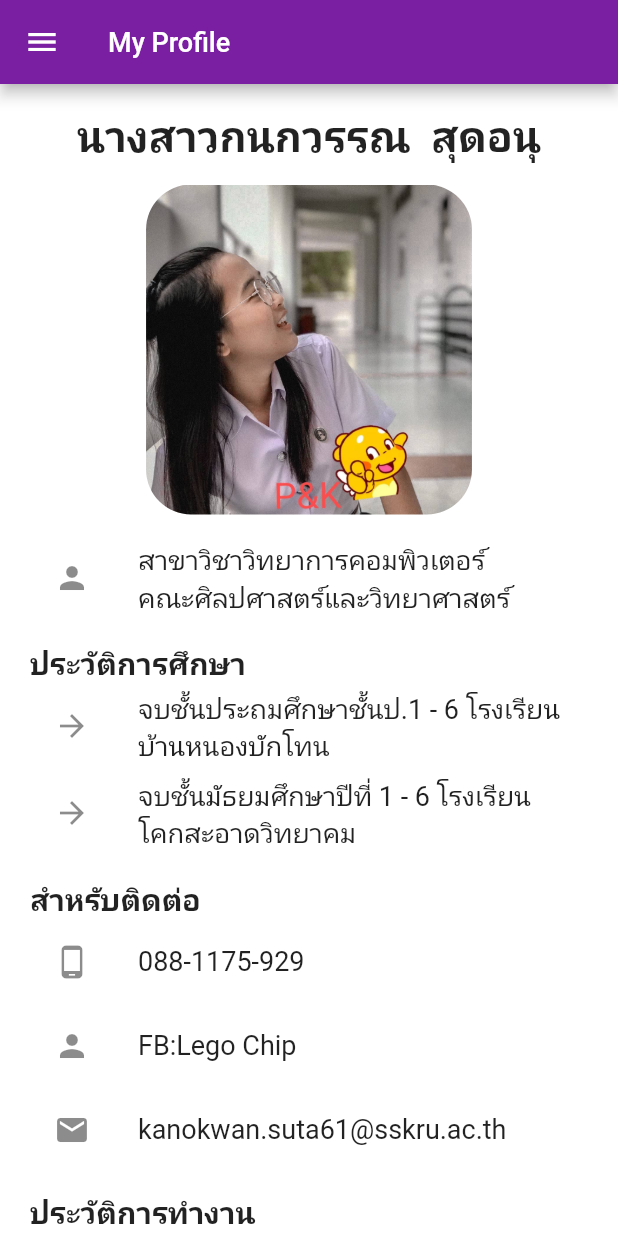
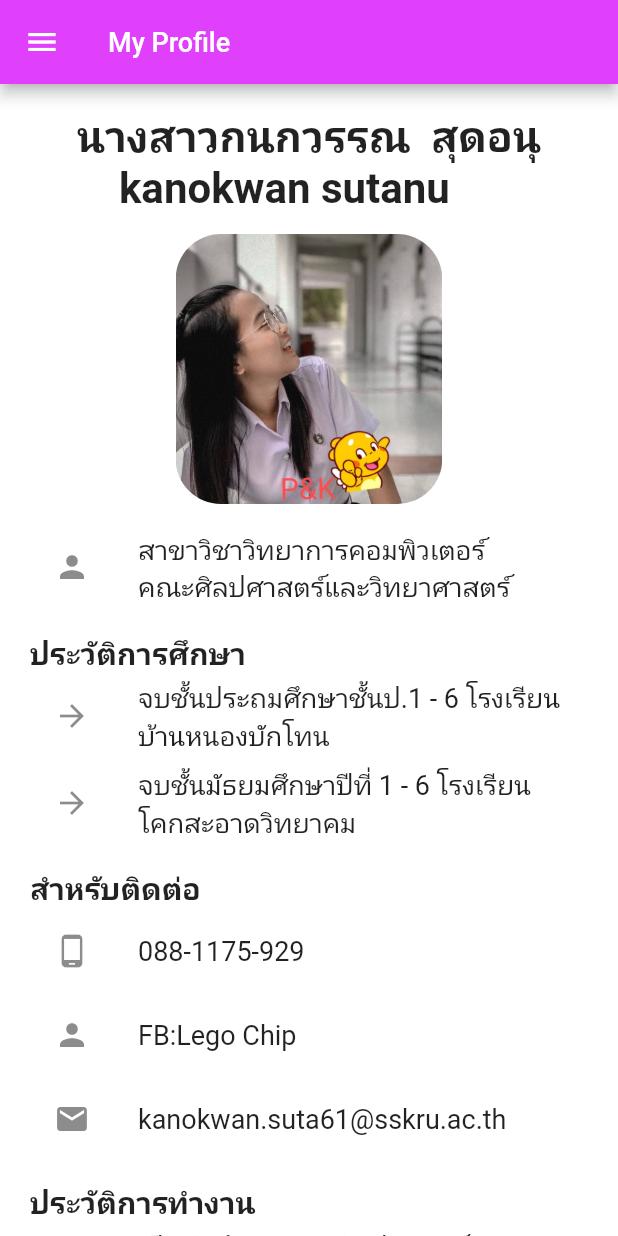
Before and after one commit to kanokwan112/NewsDemo, a Flutter app: the MyProfile screen opened directly, on a phone screen of 412 x 824 dp. Run offline on Flutter 3.47's test engine with Material 2 defaults, Android fonts, the phone set to English and light mode, and no system bars; our stand-ins replace flutter_svg, google_fonts; Roboto replaces fonts that are missing (Kanit, Prompt).

Commit message:
News Demo

```diff
--- a/lib/drawer_menu.dart
+++ b/lib/drawer_menu.dart
@@ -1,6 +1,5 @@
 import 'package:flutter/material.dart';
-import 'package:News/Screens/Signup/components/body.dart';
-import 'package:News/Screens/Signup/signup_screen.dart';
+import 'package:News/Screens/Welcome/welcome_screen.dart';
 import 'package:News/Screens/app/news_screen.dart';
 import 'package:News/profile.dart';
 
@@ -52,7 +51,7 @@ class _DrawerMenuState extends State<DrawerMenu> {
             onTap: () {
               Navigator.push(
                 context,
-                MaterialPageRoute(builder: (context) => SignUpScreen()),
+                MaterialPageRoute(builder: (context) => WelcomeScreen()),
               );
             },
           ),
--- a/lib/main.dart
+++ b/lib/main.dart
@@ -12,7 +12,7 @@ class MyApp extends StatelessWidget {
       debugShowCheckedModeBanner: false,
       title: 'Flutter Auth',
       theme: ThemeData(
-        primaryColor: Colors.purple[700],
+        primaryColor: Colors.purpleAccent,
         scaffoldBackgroundColor: Colors.white,
       ),
       home: WelcomeScreen(),
--- a/lib/profile.dart
+++ b/lib/profile.dart
@@ -45,7 +45,7 @@ class MyProfile extends StatelessWidget {
                     alignment: Alignment.centerLeft,
                     child: Center(
                       child: Text(
-                        "นางสาวกนกวรรณ  สุดอนุ",
+                        "นางสาวกนกวรรณ  สุดอนุ\n    kanokwan sutanu",
                         style: bulletStyle,
                       ),
                     ),
@@ -55,7 +55,7 @@ class MyProfile extends StatelessWidget {
                     borderRadius: BorderRadius.circular(30.0),
                     child: Image.asset(
                       "assets/images/01.jpg",
-                      height: 220.0,
+                      height: 180.0,
                     ),
                   ),
                   SizedBox(height: sizeBox),
@@ -147,7 +147,7 @@ class MyProfile extends StatelessWidget {
                     leading: Icon(Icons.arrow_forward),
                     title: Align(
                       child: new Text(
-                        'เป็นนักศึกษา\n\nคณะศิลปศาสตร์และวิทยาศาสตร์,\n\nมหาวิทยาลัยราชภัฏศรีสะเกษ',
+                        'เป็นนักศึกษาคณะศิลปศาสตร์และวิทยาศาสตร์,\n\nมหาวิทยาลัยราชภัฏศรีสะเกษ',
                         style: contentStyle,
                       ),
                       alignment: Alignment(-1.8, 0),
@@ -159,28 +159,6 @@ class MyProfile extends StatelessWidget {
                     child: Text(
                       "ความสามารถพิเศษ",
                       style: contentBulletStyle,
-                    ),
-                  ),
-                  SizedBox(height: sizeBox),
-                  ListTile(
-                    leading: Icon(Icons.developer_board),
-                    title: Align(
-                      child: new Text(
-                        'เชี่ยวชาญการเขียนโปรแกรมด้วย Python',
-                        style: contentStyle,
-                      ),
-                      alignment: Alignment(-1, 0),
-                    ),
-                  ),
-                  SizedBox(height: sizeBox),
-                  ListTile(
-                    leading: Icon(Icons.developer_board),
-                    title: Align(
-                      child: new Text(
-                        'เชี่ยวชาญการการพัฒนาเว็บแอพพลิเคชั่นด้วย Django Framework',
-                        style: contentStyle,
-                      ),
-                      alignment: Alignment(-1, 0),
                     ),
                   ),
                   SizedBox(height: sizeBox),
@@ -200,6 +178,17 @@ class MyProfile extends StatelessWidget {
                     title: Align(
                       child: new Text(
                         'เชี่ยวชาญการทำอาหาร',
+                        style: contentStyle,
+                      ),
+                      alignment: Alignment(-1, 0),
+                    ),
+                  ),
+                  SizedBox(height: sizeBox),
+                  ListTile(
+                    leading: Icon(Icons.developer_board),
+                    title: Align(
+                      child: new Text(
+                        'เชี่ยวชาญการเขียนโปรแกรมด้วย Python',
                         style: contentStyle,
                       ),
                       alignment: Alignment(-1, 0),
```
